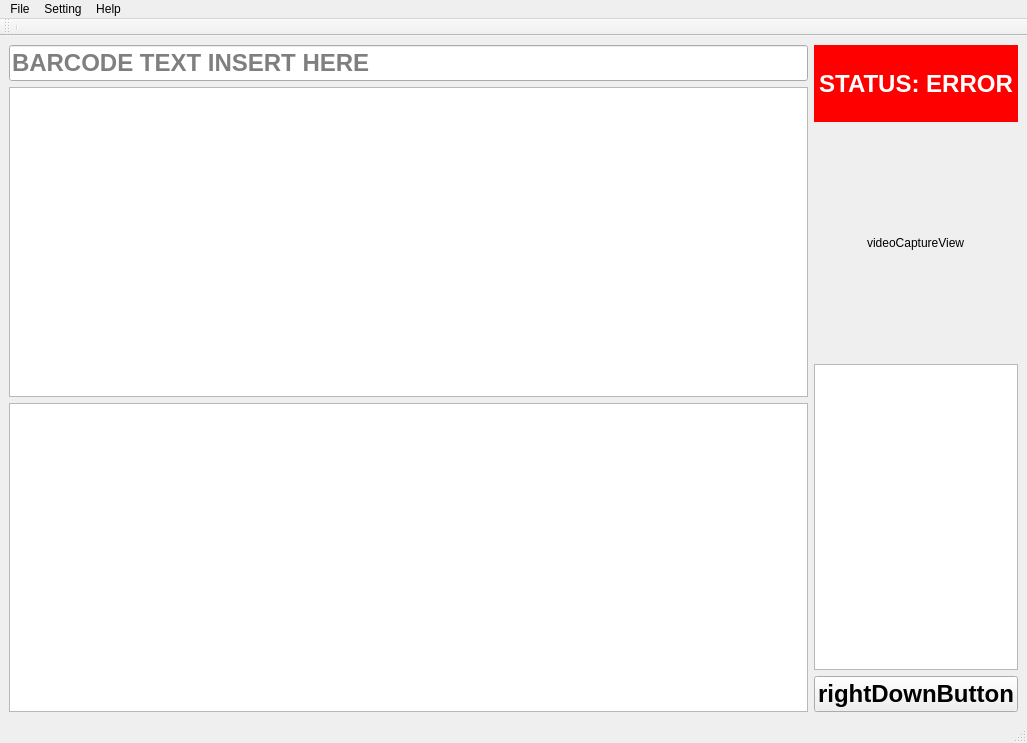
Before: the Qt Designer form src/views/ui/main.ui in beam7894123/gateway-packing-station, drawn with Qt 5.
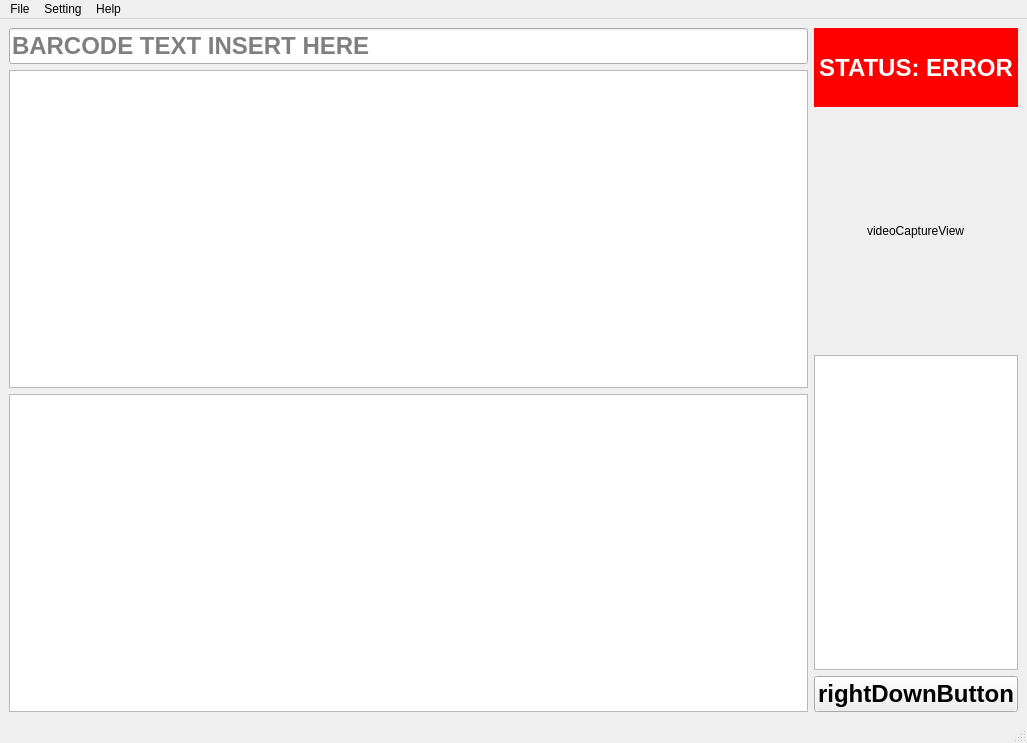
After: the same form once the commit is applied.

```diff
--- a/src/views/ui/main.ui
+++ b/src/views/ui/main.ui
@@ -127,18 +127,6 @@
    <addaction name="menuSetting"/>
    <addaction name="menuHelp"/>
   </widget>
-  <widget class="QToolBar" name="toolBar">
-   <property name="windowTitle">
-    <string>toolBar</string>
-   </property>
-   <attribute name="toolBarArea">
-    <enum>TopToolBarArea</enum>
-   </attribute>
-   <attribute name="toolBarBreak">
-    <bool>false</bool>
-   </attribute>
-   <addaction name="separator"/>
-  </widget>
   <widget class="QStatusBar" name="statusBar"/>
   <action name="actionAbout">
    <property name="text">
```
Left out of the diff: 15 changed lines with no effect on the pictures.
